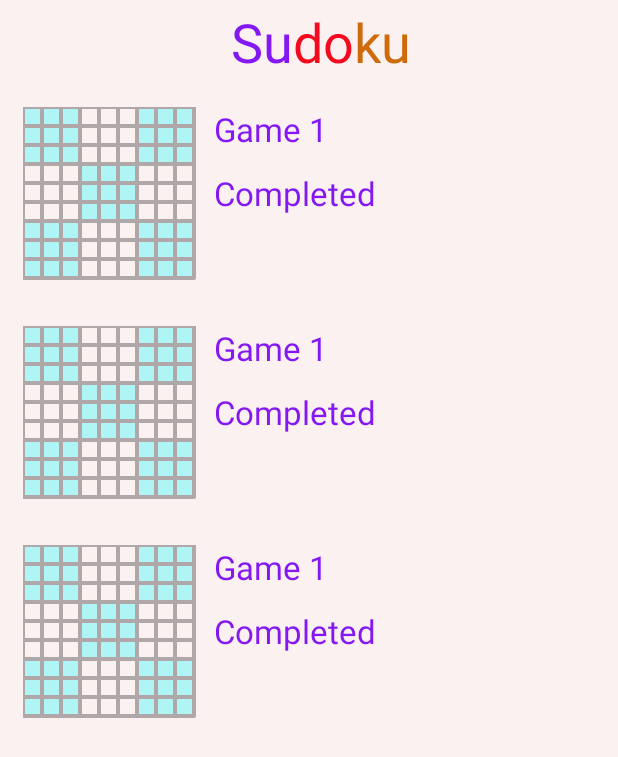
After one commit to eduardossampaio/sudokugame, an Android app: the layout activity_list_games.xml on its own in the app's theme, with its tools: preview values and no code run, on a phone screen of 412 x 824 dp. The commit adds this screen. Shown: the top 757 px of the screen. Run offline under Robolectric (Android 15) with nearby library versions, the phone set to English and light mode, and no system bars.

Commit message:
adicionando a listagem de jogos

```diff
--- a/app/build.gradle
+++ b/app/build.gradle
@@ -39,6 +39,7 @@ dependencies {
     androidTestImplementation 'com.android.support.test.espresso:espresso-core:3.0.1'
 //    implementation 'com.lombokcyberlab.android.multicolortextview:MultiColorTextView:1.0.0'
 //    https://android-arsenal.com/details/1/6847
+    implementation 'com.android.support:recyclerview-v7:26.1.0'
 }
 
 apply plugin: 'com.google.gms.google-services'
--- a/app/src/main/AndroidManifest.xml
+++ b/app/src/main/AndroidManifest.xml
@@ -11,17 +11,19 @@
         android:supportsRtl="true"
         android:theme="@style/AppTheme">
         <activity
+            android:name=".view.SplashActivity"
             android:noHistory="true"
-            android:name=".view.SplashActivity"
             android:theme="@style/AppTheme">
             <intent-filter>
                 <action android:name="android.intent.action.MAIN" />
+
                 <category android:name="android.intent.category.LAUNCHER" />
             </intent-filter>
         </activity>
         <activity android:name=".view.MainActivity" />
         <activity android:name=".view.NewGameActivity" />
-        <activity android:name=".view.GameActivity"></activity>
+        <activity android:name=".view.GameActivity" />
+        <activity android:name=".view.ListGamesActivity"></activity>
     </application>
 
 </manifest>
--- a/app/src/main/java/com/apps/esampaio/sudoku/entity/Coordinate.kt
+++ b/app/src/main/java/com/apps/esampaio/sudoku/entity/Coordinate.kt
@@ -7,7 +7,7 @@ import java.io.Serializable
 /**
  * Created by eduar on 03/04/2018.
  */
-@Parcelize
-data class Coordinate(var x:Int,val y:Int) : Parcelable{
+
+data class Coordinate(var x:Int,val y:Int) : Serializable{
 
 }
--- a/app/src/main/java/com/apps/esampaio/sudoku/entity/SudokuGame.kt
+++ b/app/src/main/java/com/apps/esampaio/sudoku/entity/SudokuGame.kt
@@ -1,20 +1,25 @@
 package com.apps.esampaio.sudoku.entity
 
 
+import java.io.Serializable
 import java.util.*
 
 /**
  * Created by eduar on 02/04/2018.
  */
 
-class SudokuGame {
+class SudokuGame : Serializable{
     var sudokuNumbers: HashMap<Coordinate, SudokuNumber> = HashMap();
+    var gameName:String
+    var isCompleted:Boolean = false
 
-    constructor() {
+
+    constructor(){
+        gameName = "No Name"
     }
-
-    constructor(sudokuNumbers: HashMap<Coordinate, SudokuNumber>) {
+    constructor(name:String,sudokuNumbers: HashMap<Coordinate, SudokuNumber>) {
         this.sudokuNumbers = sudokuNumbers;
+        this.gameName = name;
     }
 
     fun addNumber(indexX: Int, indexY: Int, number: Int):Boolean {
--- a/app/src/main/java/com/apps/esampaio/sudoku/Date_.kt
+++ b/app/src/main/java/com/apps/esampaio/sudoku/entity/extensions/Date_.kt
@@ -1,4 +1,4 @@
-package com.apps.esampaio.sudoku
+package com.apps.esampaio.sudoku.entity.extensions
 
 /**
  * Created by eduar on 04/04/2018.
--- a/app/src/main/java/com/apps/esampaio/sudoku/view/SplashActivity.kt
+++ b/app/src/main/java/com/apps/esampaio/sudoku/view/SplashActivity.kt
@@ -22,10 +22,10 @@ class SplashActivity : SuperActivity() {
 
     private fun goToMainActivity() {
         runOnUiThread {
-            val options = ActivityOptions.makeSceneTransitionAnimation(this@SplashActivity, logo, "logo_transition")
+//            val options = ActivityOptions.makeSceneTransitionAnimation(this@SplashActivity, logo, "logo_transition")
             val intent = Intent(this, MainActivity::class.java)
             intent.flags = Intent.FLAG_ACTIVITY_NEW_TASK or Intent.FLAG_ACTIVITY_CLEAR_TASK
-            startActivity(intent, options.toBundle())
+            startActivity(intent)
         }
     }
 }
--- a/app/src/main/java/com/apps/esampaio/sudoku/view/custom/SudokuBoard.kt
+++ b/app/src/main/java/com/apps/esampaio/sudoku/view/custom/SudokuBoard.kt
@@ -5,6 +5,8 @@ import android.graphics.*
 import android.util.AttributeSet
 import android.view.MotionEvent
 import android.view.View
+import android.view.ViewGroup
+import android.widget.LinearLayout
 import com.apps.esampaio.sudoku.R
 import com.apps.esampaio.sudoku.entity.Coordinate
 import com.apps.esampaio.sudoku.entity.SudokuGame
@@ -29,7 +31,6 @@ class SudokuBoard(private val context_: Context, attrs: AttributeSet) : View(con
     var sudokuGame: SudokuGame = SudokuGame()
 
     init {
-        initializePaints()
         this.squareWidth = width / 9
     }
 
@@ -38,6 +39,7 @@ class SudokuBoard(private val context_: Context, attrs: AttributeSet) : View(con
         val width = measuredWidth
         this.squareWidth = width / 9
         setMeasuredDimension(width, width)
+        initializePaints()
     }
 
     private fun initializePaints() {
@@ -63,19 +65,19 @@ class SudokuBoard(private val context_: Context, attrs: AttributeSet) : View(con
         }
 
         textPaintImmutable.apply {
-            textSize = 80f;//squareWidth * 0.65f
+            textSize = squareWidth * 0.65f
             isAntiAlias = true
             color = context_.resources.getColor(R.color.immutable_text_color)
             textAlign = Paint.Align.CENTER
-            typeface = Typeface.create(defaultTextFont,Typeface.BOLD)
+//            typeface = Typeface.create(defaultTextFont,Typeface.BOLD)
         }
 
         textPaintMutable.apply {
-            textSize = 80f;//squareWidth * 0.65f
+            textSize = squareWidth * 0.65f
             isAntiAlias = true
             color = context_.resources.getColor(R.color.mutable_text_color)
             textAlign = Paint.Align.CENTER
-            typeface = Typeface.create(defaultTextFont,Typeface.BOLD)
+//            typeface = Typeface.create(defaultTextFont,Typeface.BOLD)
         }
     }
 
--- /dev/null
+++ b/app/src/main/res/layout/activity_list_games.xml
@@ -0,0 +1,19 @@
+<?xml version="1.0" encoding="utf-8"?>
+<LinearLayout xmlns:android="http://schemas.android.com/apk/res/android"
+    xmlns:app="http://schemas.android.com/apk/res-auto"
+    xmlns:tools="http://schemas.android.com/tools"
+    android:layout_width="match_parent"
+    android:layout_height="match_parent"
+    android:orientation="vertical"
+    tools:context="com.apps.esampaio.sudoku.view.ListGamesActivity">
+
+    <include layout="@layout/toolbar"/>
+
+    <android.support.v7.widget.RecyclerView
+        android:id="@+id/list_games"
+
+        tools:listitem="@layout/new_game_list_games_adapter"
+        android:layout_width="match_parent"
+        android:layout_height="match_parent"/>
+
+</LinearLayout>
--- /dev/null
+++ b/app/src/main/res/layout/new_game_list_games_adapter.xml
@@ -0,0 +1,43 @@
+<?xml version="1.0" encoding="utf-8"?>
+<LinearLayout xmlns:android="http://schemas.android.com/apk/res/android"
+    android:layout_width="match_parent"
+    android:layout_height="wrap_content">
+
+    <RelativeLayout
+        android:layout_marginTop="15dp"
+        android:layout_marginBottom="15dp"
+        android:layout_marginLeft="15dp"
+        android:layout_width="match_parent"
+        android:layout_height="wrap_content">
+
+
+        <com.apps.esampaio.sudoku.view.custom.SudokuBoard
+            android:id="@+id/sudoku_board_view"
+            android:layout_width="115dp"
+            android:layout_height="115dp"
+            android:alpha="0.3"
+            android:enabled="false" />
+
+        <TextView
+            android:id="@+id/game_name"
+            style="@style/ListTextStyle"
+            android:layout_width="wrap_content"
+            android:layout_height="wrap_content"
+            android:layout_alignParentEnd="true"
+            android:layout_alignParentTop="true"
+            android:layout_toEndOf="@+id/sudoku_board_view"
+            android:text="@string/game_1"
+            android:textColor="@color/logo_color_1" />
+
+        <TextView
+            android:id="@+id/game_status"
+            style="@style/ListTextStyle"
+            android:layout_width="wrap_content"
+            android:layout_height="wrap_content"
+            android:layout_alignParentEnd="true"
+            android:layout_centerVertical="true"
+            android:layout_toEndOf="@+id/sudoku_board_view"
+            android:text="@string/completed"
+            android:textColor="@color/logo_color_1" />
+    </RelativeLayout>
+</LinearLayout>
--- a/app/src/main/res/layout/toolbar.xml
+++ b/app/src/main/res/layout/toolbar.xml
@@ -8,6 +8,7 @@
     android:minHeight="?attr/actionBarSize">
 
     <LinearLayout
+
         android:layout_width="match_parent"
         android:layout_height="wrap_content"
         android:gravity="center">
@@ -17,7 +18,7 @@
             fontPath="fonts/comic_sans_ms_bold.ttf"
             android:layout_width="wrap_content"
             android:layout_height="wrap_content"
-            android:text="SU"
+            android:text="Su"
             android:textColor="@color/logo_color_1"
             tools:ignore="MissingPrefix" />
 
@@ -26,7 +27,7 @@
             fontPath="fonts/comic_sans_ms_bold.ttf"
             android:layout_width="wrap_content"
             android:layout_height="wrap_content"
-            android:text="DO"
+            android:text="do"
             android:textColor="@color/logo_color_2"
             tools:ignore="MissingPrefix" />
 
@@ -35,7 +36,7 @@
             fontPath="fonts/comic_sans_ms_bold.ttf"
             android:layout_width="wrap_content"
             android:layout_height="wrap_content"
-            android:text="KU"
+            android:text="ku"
             android:textColor="@color/logo_color_3"
             tools:ignore="MissingPrefix" />
     </LinearLayout>
--- a/app/src/main/res/values/strings.xml
+++ b/app/src/main/res/values/strings.xml
@@ -10,5 +10,8 @@
     <string name="select_difficulty">Select Difficulty</string>
     <string name="sudoku">Sudoku</string>
     <string name="time">Time:</string>
+    <string name="game_1">Game 1</string>
+    <string name="completed">Completed</string>
+    <string name="not_completed">Not completed</string>
 
 </resources>
--- a/app/src/main/res/values/styles.xml
+++ b/app/src/main/res/values/styles.xml
@@ -56,5 +56,11 @@
         <item name="android:textSize">26sp</item>
     </style>
 
+    <style name="ListTextStyle" parent="DefaultTextStyle">
+        <item name="android:gravity">left</item>
+        <item name="android:textSize">22sp</item>
+        <item name="android:layout_marginLeft">12dp</item>
+    </style>
+
 
 </resources>
```
Also changed, not shown: app/src/main/java/com/apps/esampaio/sudoku/view/GameActivity.kt (+2 -9 lines), app/src/main/java/com/apps/esampaio/sudoku/view/ListGamesActivity.kt (added, +139 -0 lines), app/src/main/java/com/apps/esampaio/sudoku/view/NewGameActivity.kt (+12 -97 lines), app/src/main/java/com/apps/esampaio/sudoku/view/adapters/ListGamesAdapter.kt (added, +64 -0 lines).
